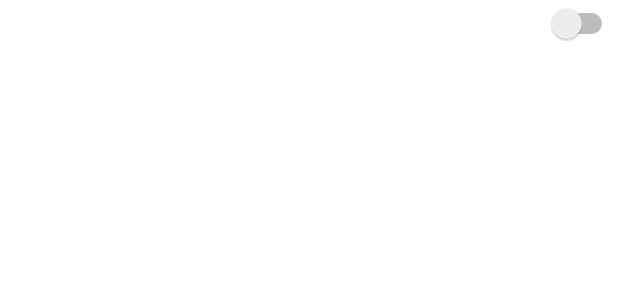
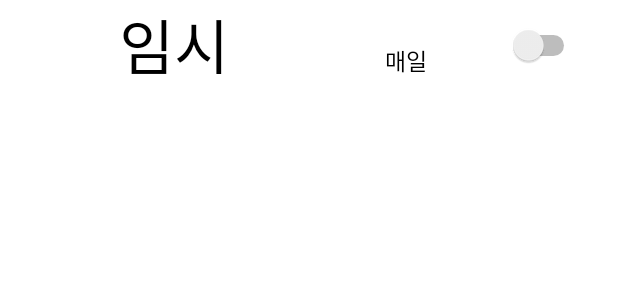
Before and after one commit to loonl/medi, an Android app: the layout listview_item.xml on its own in the app's theme, with its tools: preview values and no code run, on a phone screen of 412 x 824 dp. Shown: the top 300 px of the screen. Run offline under Robolectric (Android 15) with nearby library versions, the phone set to English and light mode, and no system bars.

Commit message:
edit#6. finished project - change design of calendarview & alaramactivity

```diff
--- a/app/src/main/java/com/example/medi/AlarmActivity.java
+++ b/app/src/main/java/com/example/medi/AlarmActivity.java
@@ -52,7 +52,7 @@ public class AlarmActivity extends AppCompatActivity {
             @Override
             public void onClick(View view) {
                 // timepickerdialog 띄워서 시간 설정 가능하게 해주기
-                TimePickerDialog timePickerDialog = new TimePickerDialog(AlarmActivity.this, android.R.style.Theme_Holo_Light_Dialog,
+                TimePickerDialog timePickerDialog = new TimePickerDialog(AlarmActivity.this, TimePickerDialog.THEME_HOLO_LIGHT,
                         new TimePickerDialog.OnTimeSetListener() {
                             @Override
                             public void onTimeSet(TimePicker view, int hourOfDay, int minute) {
--- a/app/src/main/java/com/example/medi/ui/home/HomeFragment.java
+++ b/app/src/main/java/com/example/medi/ui/home/HomeFragment.java
@@ -26,6 +26,7 @@ import androidx.lifecycle.ViewModelProvider;
 import com.example.medi.CheckActivity;
 import com.example.medi.EventDecorator;
 import com.example.medi.R;
+import com.example.medi.SelectedDecorator;
 import com.example.medi.databinding.FragmentHomeBinding;
 import com.example.medi.m_PreferenceManager;
 import com.google.android.material.floatingactionbutton.FloatingActionButton;
@@ -73,7 +74,10 @@ public class HomeFragment extends Fragment {
         calendar = root.findViewById(R.id.main_calendar);
 
         // 캘린더 날짜 선택하면 나오는 색은 회색으로
-        calendar.setSelectionColor(Color.LTGRAY);
+        //calendar.setSelectionColor(Color.LTGRAY);
+
+        // 캘린더 날짜 선택하면 나오는 효과는 비활성화
+        calendar.addDecorators(new SelectedDecorator(getActivity()));
 
         // 캘린더 중앙에 년 / 월이 보이는 방식 변경
         calendar.setTitleFormatter(new TitleFormatter() {
--- a/app/src/main/res/layout/app_bar_main.xml
+++ b/app/src/main/res/layout/app_bar_main.xml
@@ -29,6 +29,7 @@
         android:layout_gravity="bottom|end"
         android:layout_marginEnd="@dimen/fab_margin"
         android:layout_marginBottom="16dp"
+        app:fabCustomSize="70dp"
         app:srcCompat="@android:drawable/ic_lock_idle_alarm" />
 
 </androidx.coordinatorlayout.widget.CoordinatorLayout>
--- a/app/src/main/res/layout/listview_item.xml
+++ b/app/src/main/res/layout/listview_item.xml
@@ -11,17 +11,30 @@
         <TextView
             android:id="@+id/text_listview"
             android:layout_width="0dp"
-            android:layout_height="match_parent"
-            android:layout_weight="2"
+            android:text="임시"
+            android:layout_height="wrap_content"
+            android:layout_weight="3"
             android:gravity="center"
             android:textColor="#000000"
-            android:textSize="20sp" />
+            android:textAlignment="center"
+            android:textSize="40sp" />
 
+        <TextView
+            android:layout_width="0dp"
+            android:layout_height="wrap_content"
+            android:gravity="center"
+            android:layout_weight="1"
+            android:text="매일"
+            android:textColor="#000000"
+            android:textAlignment="center"
+            android:textSize="15sp"
+            />
         <Switch
             android:id="@+id/switch_listview"
             android:layout_width="0dp"
-            android:layout_height="wrap_content"
+            android:layout_height="match_parent"
             android:layout_weight="1"
+            android:layout_marginEnd="25dp"
             android:gravity="center" />
 
     </LinearLayout>
--- a/app/src/main/res/layout/nav_header_main.xml
+++ b/app/src/main/res/layout/nav_header_main.xml
@@ -10,6 +10,7 @@
     android:paddingTop="@dimen/activity_vertical_margin"
     android:paddingRight="@dimen/activity_horizontal_margin"
     android:paddingBottom="@dimen/activity_vertical_margin"
+    android:backgroundTint="#f37f87"
     android:theme="@style/ThemeOverlay.AppCompat.Dark">
 
   <!--  <ImageView
@@ -24,7 +25,7 @@
         android:layout_width="match_parent"
         android:layout_height="wrap_content"
         android:paddingTop="10dp"
-        android:text="이름 말해주세요"
+        android:text="앱 이름"
         android:textSize="30sp"
         android:textAppearance="@style/TextAppearance.AppCompat.Body1" />
 </LinearLayout>
--- a/app/src/main/res/values/colors.xml
+++ b/app/src/main/res/values/colors.xml
@@ -7,4 +7,5 @@
     <color name="teal_700">#FF018786</color>
     <color name="black">#FF000000</color>
     <color name="white">#FFFFFFFF</color>
+    <color name="dark_blue">#3454B7</color>
 </resources>
--- a/app/src/main/res/values/themes.xml
+++ b/app/src/main/res/values/themes.xml
@@ -2,11 +2,11 @@
     <!-- Base application theme. -->
     <style name="Theme.Medi" parent="Theme.MaterialComponents.DayNight.DarkActionBar">
         <!-- Primary brand color. -->
-        <item name="colorPrimary">@color/purple_500</item>
-        <item name="colorPrimaryVariant">@color/purple_700</item>
+        <item name="colorPrimary">@color/dark_blue</item>
+        <item name="colorPrimaryVariant">@color/dark_blue</item>
         <item name="colorOnPrimary">@color/white</item>
         <!-- Secondary brand color. -->
-        <item name="colorSecondary">@color/teal_200</item>
+        <item name="colorSecondary">@color/dark_blue</item>
         <item name="colorSecondaryVariant">@color/teal_700</item>
         <item name="colorOnSecondary">@color/black</item>
         <!-- Status bar color. -->
```
Also changed, not shown: app/src/main/java/com/example/medi/EventDecorator.java (+19 -2 lines), app/src/main/java/com/example/medi/SelectedDecorator.java (added, +27 -0 lines), app/src/main/res/drawable/calendar_selector.xml (added, +10 -0 lines), app/src/main/res/drawable/transparent_calendar_element.xml (added, +13 -0 lines), app/src/main/res/layout/fragment_home.xml (+5 -7 lines).
